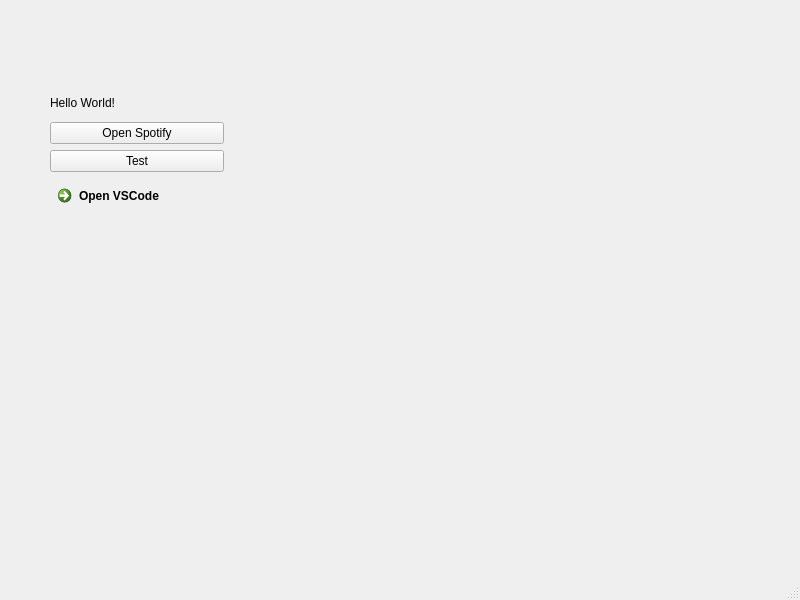
Before: the Qt Designer form qt-test/applicationOpener/mainwindow.ui in Ghostboo124/c--, drawn with Qt 5.
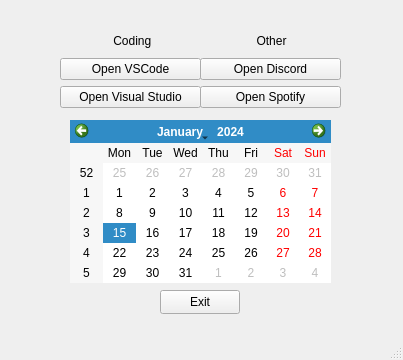
After: the same form once the commit is applied.

Patch:
```diff
--- a/qt-test/applicationOpener/mainwindow.ui
+++ b/qt-test/applicationOpener/mainwindow.ui
@@ -6,49 +6,128 @@
    <rect>
     <x>0</x>
     <y>0</y>
-    <width>800</width>
-    <height>600</height>
+    <width>403</width>
+    <height>360</height>
    </rect>
   </property>
+  <property name="minimumSize">
+   <size>
+    <width>403</width>
+    <height>360</height>
+   </size>
+  </property>
   <property name="windowTitle">
    <string>MainWindow</string>
   </property>
   <widget class="QWidget" name="centralwidget">
+   <widget class="QCalendarWidget" name="calendarWidget">
+    <property name="geometry">
+     <rect>
+      <x>70</x>
+      <y>120</y>
+      <width>261</width>
+      <height>163</height>
+     </rect>
+    </property>
+   </widget>
+   <widget class="QPushButton" name="pushButton_3">
+    <property name="geometry">
+     <rect>
+      <x>160</x>
+      <y>290</y>
+      <width>80</width>
+      <height>24</height>
+     </rect>
+    </property>
+    <property name="text">
+     <string>Exit</string>
+    </property>
+   </widget>
    <widget class="QWidget" name="">
     <property name="geometry">
      <rect>
-      <x>50</x>
-      <y>90</y>
-      <width>174</width>
-      <height>124</height>
+      <x>60</x>
+      <y>30</y>
+      <width>141</width>
+      <height>78</height>
      </rect>
     </property>
     <layout class="QVBoxLayout" name="verticalLayout">
      <item>
       <widget class="QLabel" name="label">
        <property name="text">
-        <string>Hello World!</string>
+        <string>                Coding</string>
+       </property>
+      </widget>
+     </item>
+     <item>
+      <widget class="QPushButton" name="vscodeButton">
+       <property name="text">
+        <string>Open VSCode</string>
+       </property>
+      </widget>
+     </item>
+     <item>
+      <widget class="QPushButton" name="pushButton">
+       <property name="text">
+        <string>Open Visual Studio</string>
+       </property>
+      </widget>
+     </item>
+    </layout>
+   </widget>
+   <widget class="QWidget" name="">
+    <property name="geometry">
+     <rect>
+      <x>200</x>
+      <y>30</y>
+      <width>141</width>
+      <height>78</height>
+     </rect>
+    </property>
+    <layout class="QVBoxLayout" name="verticalLayout_2">
+     <item>
+      <widget class="QLabel" name="label_3">
+       <property name="text">
+        <string>                 Other</string>
+       </property>
+      </widget>
+     </item>
+     <item>
+      <widget class="QPushButton" name="pushButton_2">
+       <property name="text">
+        <string>Open Discord</string>
        </property>
       </widget>
      </item>
      <item>
       <widget class="QPushButton" name="spotifyButton">
+       <property name="enabled">
+        <bool>true</bool>
+       </property>
+       <property name="mouseTracking">
+        <bool>false</bool>
+       </property>
+       <property name="tabletTracking">
+        <bool>false</bool>
+       </property>
+       <property name="acceptDrops">
+        <bool>false</bool>
+       </property>
        <property name="text">
         <string>Open Spotify</string>
        </property>
-      </widget>
-     </item>
-     <item>
-      <widget class="QPushButton" name="testButton">
-       <property name="text">
-        <string>Test</string>
+       <property name="checkable">
+        <bool>false</bool>
        </property>
-      </widget>
-     </item>
-     <item>
-      <widget class="QCommandLinkButton" name="vscodeButton">
-       <property name="text">
-        <string>Open VSCode</string>
+       <property name="checked">
+        <bool>false</bool>
+       </property>
+       <property name="autoRepeat">
+        <bool>false</bool>
+       </property>
+       <property name="autoExclusive">
+        <bool>false</bool>
        </property>
       </widget>
      </item>
```
Left out of the diff: 4 changed lines with no effect on the pictures.
